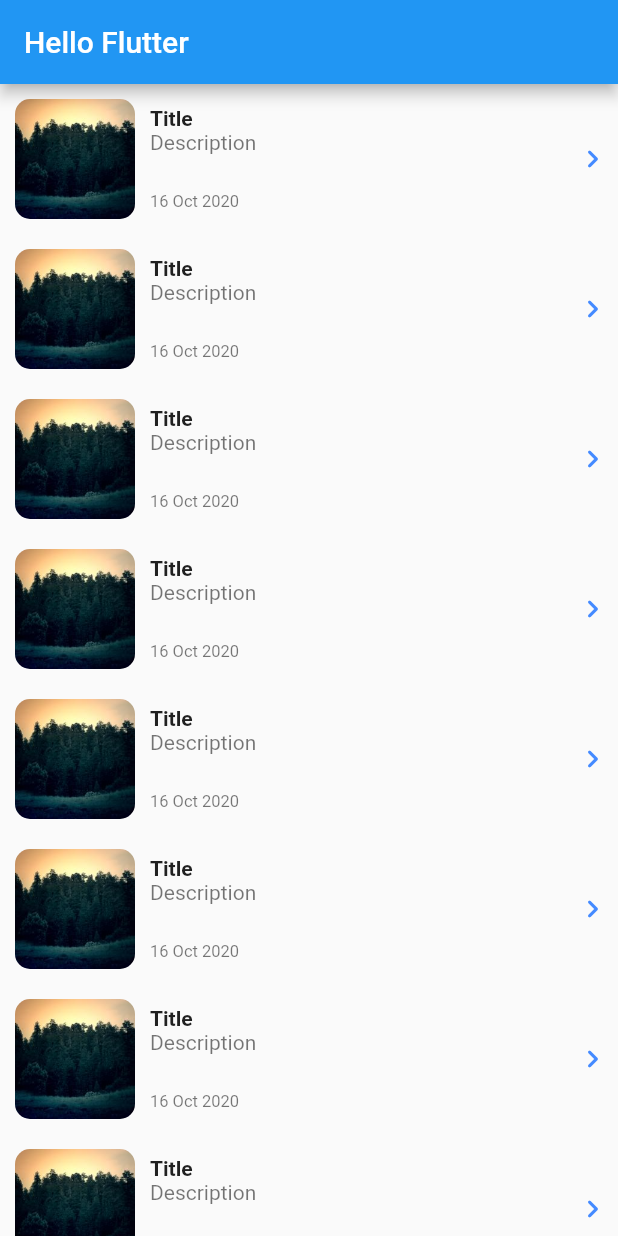
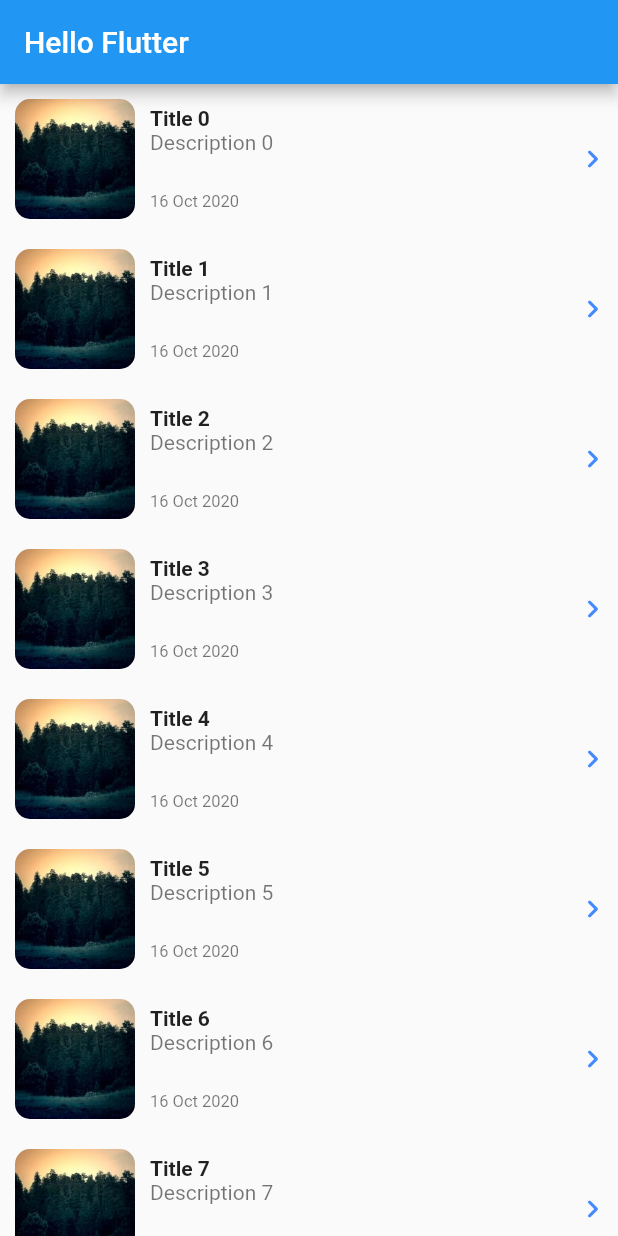
Before and after one commit to khomkrit/intro_to_flutter, a Flutter app: the screen it shows after launch, on a phone screen of 412 x 824 dp. Run offline on Flutter 3.47's test engine with Material 2 defaults, Android fonts, the phone set to English and light mode, and no system bars.

Commit message:
Use named parameter

```diff
--- a/lib/main.dart
+++ b/lib/main.dart
@@ -10,28 +10,20 @@ class MyApp extends StatelessWidget {
     return MaterialApp(
       home: Scaffold(
         appBar: AppBar(title: Text('Hello Flutter')),
-        body: SingleChildScrollView(
-          child: Column(
-            mainAxisAlignment: MainAxisAlignment.spaceAround,
-            children: [
-              _buildTile('Title 1'),
-              _buildTile('Title 2'),
-              _buildTile('Title 3'),
-              _buildTile('Title 4'),
-              _buildTile('Title 5'),
-              _buildTile('Title 6'),
-              _buildTile('Title 7'),
-              _buildTile('Title 8'),
-              _buildTile('Title 9'),
-              _buildTile('Title 10'),
-            ],
-          ),
-        ),
+        body: ListView.builder(
+          itemCount: 20,
+          itemBuilder: (BuildContext context, int index) {
+            return _buildTile(
+              imagePath: 'images/image.jpg',
+              title: 'Title $index',
+              description: 'Description $index');
+          }
+        )
       ),
     );
   }
 
-  Widget _buildTile(String title) {
+  Widget _buildTile({ String imagePath, String title, String description }) {
     return Container(
       width: double.infinity,
       height: 100,
@@ -41,7 +33,7 @@ class MyApp extends StatelessWidget {
             decoration: BoxDecoration(
               borderRadius: BorderRadius.all(Radius.circular(10)),
               image: DecorationImage(
-                image: AssetImage('images/image.jpg')
+                image: AssetImage(imagePath)
               )
             ),
             width: 80,
@@ -57,10 +49,10 @@ class MyApp extends StatelessWidget {
                 crossAxisAlignment: CrossAxisAlignment.start,
                 mainAxisAlignment: MainAxisAlignment.center,
                 children: [
-                  Text('Title', style: TextStyle(
+                  Text(title, style: TextStyle(
                     fontWeight: FontWeight.w600
                   )),
-                  Text('Description', style: TextStyle(
+                  Text(description, style: TextStyle(
                     color: Colors.black54
                   )),
                   Spacer(),
```
